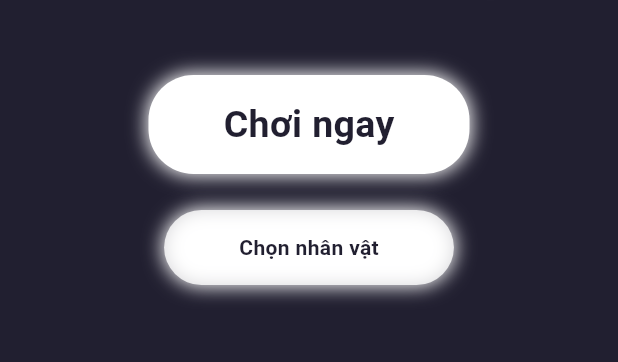
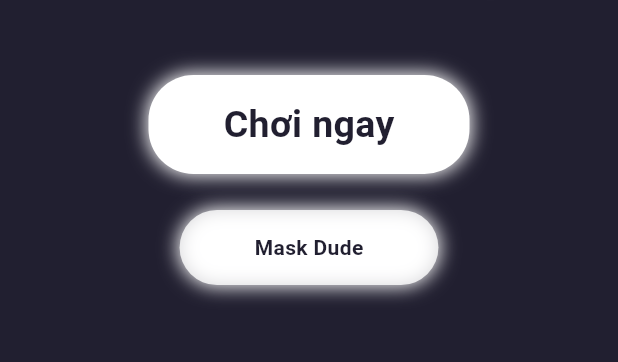
Before and after one commit to tobioxd/pixel_adventure, a Flutter app: the screen it shows after launch, on a phone screen of 412 x 824 dp, the part 389-751 px from its top. Run offline on Flutter 3.47's test engine with Material 3 defaults, Android fonts, the phone set to English and light mode, and no system bars; our stand-ins replace flutter_bloc, get_it; missing offline and left inert: flame, flame_audio, flame_tiled, sprite.

Commit message:
change order screen to select player

```diff
--- a/lib/core/services/get_it_service.dart
+++ b/lib/core/services/get_it_service.dart
@@ -1,8 +1,10 @@
 import 'package:get_it/get_it.dart';
+import 'package:pixel_adventure/game/states/player_cubit.dart';
 import 'package:pixel_adventure/game/states/sound_cubit.dart';
 
 final getIt = GetIt.instance;
 
 Future<void> initializeDependencies() async {
   getIt.registerFactory(() => SoundCubit());
+  getIt.registerFactory(() => PlayerCutbit());
 }
--- a/lib/game/screens/start_screen.dart
+++ b/lib/game/screens/start_screen.dart
@@ -4,6 +4,7 @@ import 'package:flutter/material.dart';
 import 'package:flutter_bloc/flutter_bloc.dart';
 import 'package:pixel_adventure/game/screens/pixel_adventure.dart';
 import 'package:pixel_adventure/game/screens/select_character_screen.dart';
+import 'package:pixel_adventure/game/states/player_cubit.dart';
 import 'package:pixel_adventure/game/states/sound_cubit.dart';
 
 class StartScreen extends StatefulWidget {
@@ -43,13 +44,25 @@ class _StartScreenState extends State<StartScreen> {
                 const SizedBox(height: 50),
                 GestureDetector(
                   onTap: () {
+                    // Navigator.of(context).pushAndRemoveUntil(
+                    //   MaterialPageRoute(
+                    //     builder: (context) => GameWidget(
+                    //       game: PixelAdventure(
+                    //         playSoundsBackground:
+                    //             context.read<SoundCubit>().state,
+                    //         playerName: 'Mask Dude',
+                    //       ),
+                    //     ),
+                    //   ),
+                    //   (route) => false,
+                    // );
                     Navigator.of(context).pushAndRemoveUntil(
                       MaterialPageRoute(
                         builder: (context) => GameWidget(
                           game: PixelAdventure(
                             playSoundsBackground:
                                 context.read<SoundCubit>().state,
-                            playerName: 'Mask Dude',
+                            playerName: context.read<PlayerCutbit>().state,
                           ),
                         ),
                       ),
@@ -109,13 +122,17 @@ class _StartScreenState extends State<StartScreen> {
                         ),
                       ],
                     ),
-                    child: const Text(
-                      'Chọn nhân vật',
-                      style: TextStyle(
-                        fontSize: 14,
-                        color: Color(0xFF211F30),
-                        fontWeight: FontWeight.bold,
-                      ),
+                    child: BlocBuilder<PlayerCutbit, String>(
+                      builder: (context, state) {
+                        return Text(
+                          context.read<PlayerCutbit>().state,
+                          style: const TextStyle(
+                            fontSize: 14,
+                            color: Color(0xFF211F30),
+                            fontWeight: FontWeight.bold,
+                          ),
+                        );
+                      },
                     ),
                   ),
                 ),
--- /dev/null
+++ b/lib/game/states/player_cubit.dart
@@ -0,0 +1,9 @@
+import 'package:flutter_bloc/flutter_bloc.dart';
+
+class PlayerCutbit extends Cubit<String> {
+  PlayerCutbit() : super('Mask Dude');
+
+  void changePlayer({required String playerName}) {
+    emit(playerName);
+  }
+}
--- a/lib/main.dart
+++ b/lib/main.dart
@@ -3,6 +3,7 @@ import 'package:flutter/material.dart';
 import 'package:flutter_bloc/flutter_bloc.dart';
 import 'package:pixel_adventure/core/services/get_it_service.dart';
 import 'package:pixel_adventure/game/screens/start_screen.dart';
+import 'package:pixel_adventure/game/states/player_cubit.dart';
 import 'package:pixel_adventure/game/states/sound_cubit.dart';
 
 void main() async {
@@ -12,6 +13,7 @@ void main() async {
   await Flame.device.setLandscape();
   runApp(const Game());
 }
+
 // new push
 class Game extends StatelessWidget {
   const Game({super.key});
@@ -23,6 +25,9 @@ class Game extends StatelessWidget {
         BlocProvider<SoundCubit>(
           create: (context) => getIt<SoundCubit>(),
         ),
+        BlocProvider<PlayerCutbit>(
+          create: (context) => getIt<PlayerCutbit>(),
+        ),
       ],
       child: const MaterialApp(
         title: 'Pixel Adventure',
```
Also changed, not shown: lib/game/screens/select_character_screen.dart (+6 -15 lines).
